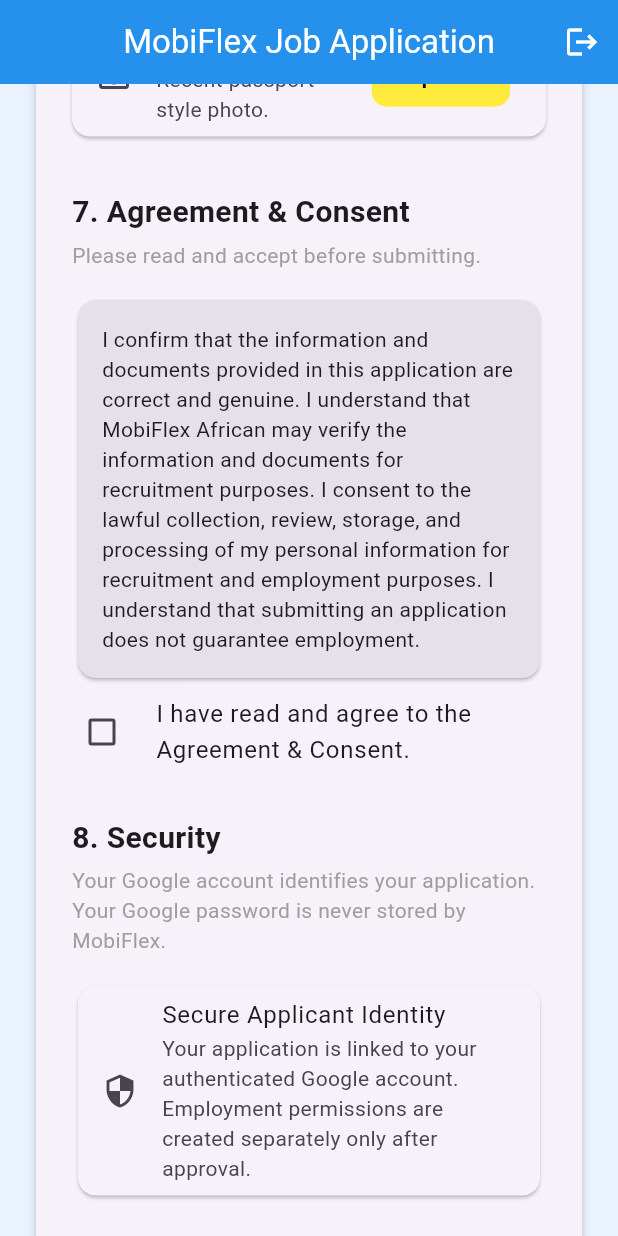
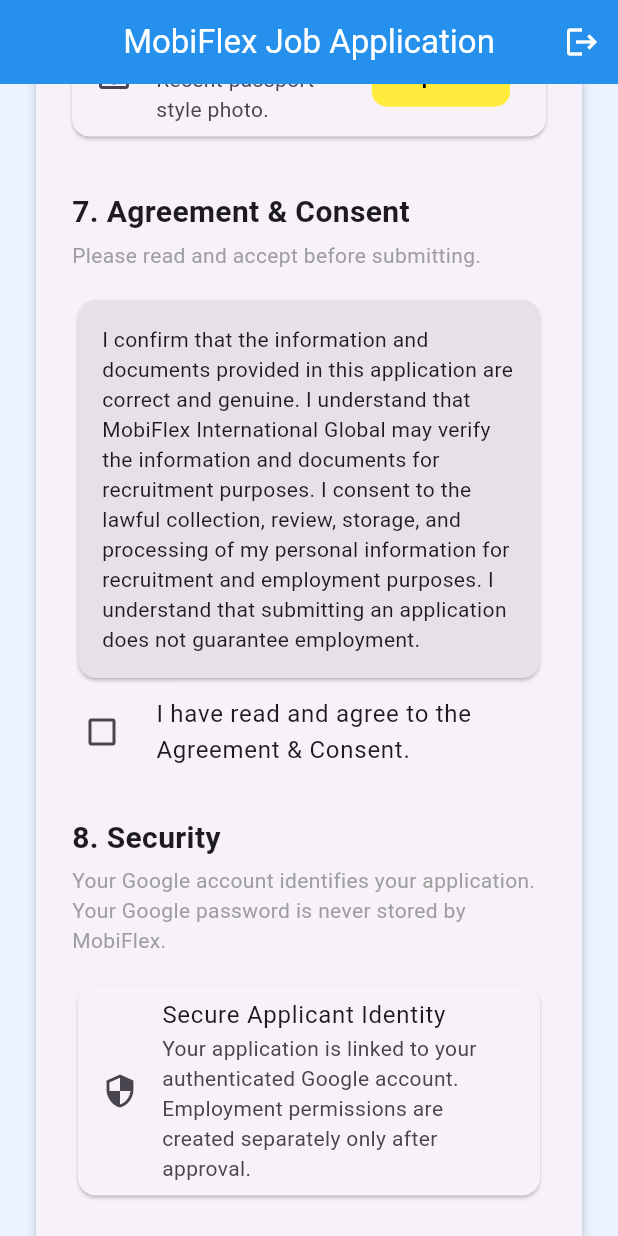
Before and after one commit to mtalika2/mobiflex_job_application, a Flutter app: the JobApplicationPage screen opened directly, scrolled down 2304 dp, on a phone screen of 412 x 824 dp. Run offline on Flutter 3.47's test engine with Material 3 defaults, Android fonts, the phone set to English and light mode, and no system bars; our stand-ins replace file_picker, firebase_auth, firebase_core, google_sign_in; accounts and stored records are empty.

Commit message:
Update Job Application branding and production backend URL

```diff
--- a/lib/main.dart
+++ b/lib/main.dart
@@ -24,7 +24,7 @@
   @override
   Widget build(BuildContext context) {
     return MaterialApp(
-      title: 'MobiFlex African',
+      title: 'MobiFlex International Global',
       debugShowCheckedModeBanner: false,
       theme: ThemeData(
         primarySwatch: Colors.blue,
@@ -198,7 +198,7 @@
                     const Icon(Icons.work_outline, size: 64),
                     const SizedBox(height: 20),
                     const Text(
-                      'MobiFlex African',
+                      'MobiFlex International Global',
                       style: TextStyle(
                         fontSize: 28,
                         fontWeight: FontWeight.bold,
@@ -334,7 +334,7 @@
     _dateOfBirthController.text = '${selectedDate.year}-$month-$day';
   }
 
-  static const String _backendUrl = 'http://localhost:3000';
+  static const String _backendUrl = 'https://mobiflex-job-backend.onrender.com';
 
   String _contentTypeForFile(PlatformFile file) {
     final String extension = file.extension?.toLowerCase() ?? '';
@@ -1060,7 +1060,7 @@
                           child: Text(
                             'I confirm that the information and documents '
                             'provided in this application are correct and '
-                            'genuine. I understand that MobiFlex African '
+                            'genuine. I understand that MobiFlex International Global '
                             'may verify the information and documents for '
                             'recruitment purposes. I consent to the lawful '
                             'collection, review, storage, and processing of '
```
